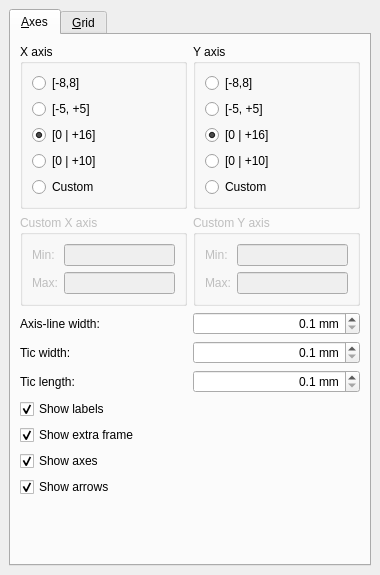
The window that kmplot/editcoords.ui (KDE/kmplot) describes before a commit, drawn with Qt 5.
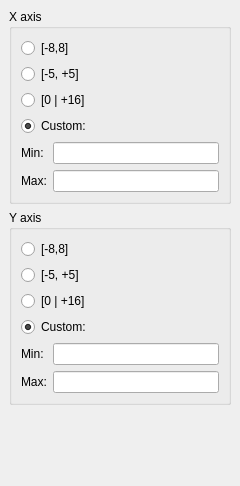
The same window after the commit. Custom widgets are drawn as their Qt base class.

Patch:
```diff
--- a/kmplot/editcoords.ui
+++ b/kmplot/editcoords.ui
@@ -1,100 +1,20 @@
 <ui version="4.0" >
  <class>EditCoords</class>
  <widget class="QWidget" name="EditCoords" >
+  <property name="enabled" >
+   <bool>true</bool>
+  </property>
   <property name="geometry" >
    <rect>
     <x>0</x>
     <y>0</y>
-    <width>380</width>
-    <height>575</height>
+    <width>240</width>
+    <height>486</height>
    </rect>
   </property>
-  <layout class="QVBoxLayout" >
-   <property name="margin" >
-    <number>9</number>
-   </property>
-   <property name="spacing" >
-    <number>6</number>
-   </property>
-   <item>
-    <widget class="QTabWidget" name="tabWidget" >
-     <property name="currentIndex" >
-      <number>0</number>
-     </property>
-     <widget class="QWidget" name="tab_2" >
-      <attribute name="title" >
-       <string>&amp;Axes</string>
-      </attribute>
-      <layout class="QGridLayout" >
-       <property name="margin" >
-        <number>9</number>
-       </property>
-       <property name="spacing" >
-        <number>6</number>
-       </property>
-       <item row="1" column="1" >
-        <widget class="QGroupBox" name="groupBox_2" >
-         <property name="enabled" >
-          <bool>false</bool>
-         </property>
-         <property name="title" >
-          <string>Custom Y axis</string>
-         </property>
-         <layout class="QGridLayout" >
-          <property name="margin" >
-           <number>9</number>
-          </property>
-          <property name="spacing" >
-           <number>6</number>
-          </property>
-          <item row="0" column="1" >
-           <widget class="EquationEdit" name="kcfg_YMin" >
-            <property name="toolTip" >
-             <string>Custom boundary of the plot range</string>
-            </property>
-            <property name="whatsThis" >
-             <string>Enter a valid expression, for instance 2*pi or e/2.</string>
-            </property>
-           </widget>
-          </item>
-          <item row="1" column="1" >
-           <widget class="EquationEdit" name="kcfg_YMax" >
-            <property name="toolTip" >
-             <string>Custom boundary of the plot range</string>
-            </property>
-            <property name="whatsThis" >
-             <string>Enter a valid expression, for instance 2*pi or e/2.</string>
-            </property>
-           </widget>
-          </item>
-          <item row="0" column="0" >
-           <widget class="QLabel" name="textLabel4_4" >
-            <property name="text" >
-             <string>Min:</string>
-            </property>
-            <property name="buddy" >
-             <cstring>kcfg_YMin</cstring>
-            </property>
-           </widget>
-          </item>
-          <item row="1" column="0" >
-           <widget class="QLabel" name="textLabel4_3" >
-            <property name="text" >
-             <string>Max:</string>
-            </property>
-            <property name="buddy" >
-             <cstring>kcfg_YMax</cstring>
-            </property>
-           </widget>
-          </item>
-         </layout>
-        </widget>
-       </item>
-       <item row="0" column="1" >
-        <widget class="KButtonGroup" name="kcfg_YRange" >
-         <property name="title" >
-          <string>Y axis</string>
-         </property>
+  <property name="windowTitle" >
+   <string/>
+  </property>
          <layout class="QVBoxLayout" >
           <property name="margin" >
            <number>9</number>
@@ -103,245 +23,6 @@
            <number>6</number>
           </property>
           <item>
-           <widget class="QRadioButton" name="customYkjh" >
-            <property name="toolTip" >
-             <string>Predefined plot ranges</string>
-            </property>
-            <property name="whatsThis" >
-             <string>Select one of the predefined plot ranges.</string>
-            </property>
-            <property name="text" >
-             <string>[-8,8]</string>
-            </property>
-           </widget>
-          </item>
-          <item>
-           <widget class="QRadioButton" name="radioButton1_7" >
-            <property name="toolTip" >
-             <string>Predefined plot ranges</string>
-            </property>
-            <property name="whatsThis" >
-             <string>Select one of the predefined plot ranges.</string>
-            </property>
-            <property name="text" >
-             <string>[-5, +5]</string>
-            </property>
-           </widget>
-          </item>
-          <item>
-           <widget class="QRadioButton" name="radioButton1_4" >
-            <property name="toolTip" >
-             <string>Predefined plot ranges</string>
-            </property>
-            <property name="whatsThis" >
-             <string>Select one of the predefined plot ranges.</string>
-            </property>
-            <property name="text" >
-             <string>[0 | +16]</string>
-            </property>
-            <property name="checked" >
-             <bool>true</bool>
-            </property>
-           </widget>
-          </item>
-          <item>
-           <widget class="QRadioButton" name="radioButton1_6" >
-            <property name="toolTip" >
-             <string>Predefined plot ranges</string>
-            </property>
-            <property name="whatsThis" >
-             <string>Select one of the predefined plot ranges.</string>
-            </property>
-            <property name="text" >
-             <string>[0 | +10]</string>
-            </property>
-           </widget>
-          </item>
-          <item>
-           <widget class="QRadioButton" name="customY" >
-            <property name="text" >
-             <string>Custom</string>
-            </property>
-           </widget>
-          </item>
-         </layout>
-        </widget>
-       </item>
-       <item row="7" column="1" >
-        <spacer>
-         <property name="orientation" >
-          <enum>Qt::Vertical</enum>
-         </property>
-         <property name="sizeHint" >
-          <size>
-           <width>20</width>
-           <height>40</height>
-          </size>
-         </property>
-        </spacer>
-       </item>
-       <item row="6" column="0" colspan="2" >
-        <widget class="QCheckBox" name="kcfg_ShowArrows" >
-         <property name="toolTip" >
-          <string>visible arrows at the end of the axes</string>
-         </property>
-         <property name="whatsThis" >
-          <string>Check this if the axes should have arrows at their ends.</string>
-         </property>
-         <property name="text" >
-          <string>Show arrows</string>
-         </property>
-         <property name="checked" >
-          <bool>true</bool>
-         </property>
-        </widget>
-       </item>
-       <item row="5" column="0" colspan="2" >
-        <widget class="QCheckBox" name="kcfg_ShowAxes" >
-         <property name="toolTip" >
-          <string>visible axes</string>
-         </property>
-         <property name="whatsThis" >
-          <string>Check this if the axes should be visible.</string>
-         </property>
-         <property name="text" >
-          <string>Show axes</string>
-         </property>
-         <property name="checked" >
-          <bool>true</bool>
-         </property>
-        </widget>
-       </item>
-       <item row="4" column="0" colspan="2" >
-        <widget class="QCheckBox" name="kcfg_ShowExtraFrame" >
-         <property name="toolTip" >
-          <string>visible extra frame</string>
-         </property>
-         <property name="whatsThis" >
-          <string>Check this if the plot area should be framed by an extra line.</string>
-         </property>
-         <property name="text" >
-          <string>Show extra frame</string>
-         </property>
-         <property name="checked" >
-          <bool>true</bool>
-         </property>
-        </widget>
-       </item>
-       <item row="3" column="0" colspan="2" >
-        <widget class="QCheckBox" name="kcfg_ShowLabel" >
-         <property name="toolTip" >
-          <string>visible tic labels</string>
-         </property>
-         <property name="whatsThis" >
-          <string>Check this if the axes' tics should be labeled.</string>
-         </property>
-         <property name="text" >
-          <string>Show labels</string>
-         </property>
-         <property name="checked" >
-          <bool>true</bool>
-         </property>
-        </widget>
-       </item>
-       <item row="2" column="0" colspan="2" >
-        <layout class="QGridLayout" >
-         <property name="margin" >
-          <number>0</number>
-         </property>
-         <property name="spacing" >
-          <number>6</number>
-         </property>
-         <item row="0" column="0" >
-          <widget class="QLabel" name="textLabel7" >
-           <property name="text" >
-            <string>Axis-line width:</string>
-           </property>
-           <property name="buddy" >
-            <cstring>kcfg_AxesLineWidth</cstring>
-           </property>
-          </widget>
-         </item>
-         <item row="0" column="1" >
-          <widget class="QDoubleSpinBox" name="kcfg_AxesLineWidth" >
-           <property name="alignment" >
-            <set>Qt::AlignRight</set>
-           </property>
-           <property name="suffix" >
-            <string> mm</string>
-           </property>
-           <property name="decimals" >
-            <number>1</number>
-           </property>
-           <property name="minimum" >
-            <double>0.1</double>
-           </property>
-           <property name="singleStep" >
-            <double>0.1</double>
-           </property>
-          </widget>
-         </item>
-         <item row="2" column="0" >
-          <widget class="QLabel" name="textLabel8_4" >
-           <property name="text" >
-            <string>Tic length:</string>
-           </property>
-           <property name="buddy" >
-            <cstring>kcfg_TicLength</cstring>
-           </property>
-          </widget>
-         </item>
-         <item row="1" column="0" >
-          <widget class="QLabel" name="textLabel9" >
-           <property name="text" >
-            <string>Tic width:</string>
-           </property>
-           <property name="buddy" >
-            <cstring>kcfg_TicWidth</cstring>
-           </property>
-          </widget>
-         </item>
-         <item row="1" column="1" >
-          <widget class="QDoubleSpinBox" name="kcfg_TicWidth" >
-           <property name="alignment" >
-            <set>Qt::AlignRight</set>
-           </property>
-           <property name="suffix" >
-            <string> mm</string>
-           </property>
-           <property name="decimals" >
-            <number>1</number>
-           </property>
-           <property name="minimum" >
-            <double>0.1</double>
-           </property>
-           <property name="singleStep" >
-            <double>0.1</double>
-           </property>
-          </widget>
-         </item>
-         <item row="2" column="1" >
-          <widget class="QDoubleSpinBox" name="kcfg_TicLength" >
-           <property name="alignment" >
-            <set>Qt::AlignRight</set>
-           </property>
-           <property name="suffix" >
-            <string> mm</string>
-           </property>
-           <property name="decimals" >
-            <number>1</number>
-           </property>
-           <property name="minimum" >
-            <double>0.1</double>
-           </property>
-           <property name="singleStep" >
-            <double>0.1</double>
-           </property>
-          </widget>
-         </item>
-        </layout>
-       </item>
-       <item row="0" column="0" >
         <widget class="KButtonGroup" name="kcfg_XRange" >
          <property name="title" >
           <string>X axis</string>
@@ -391,68 +72,28 @@
              <string>[0 | +16]</string>
             </property>
             <property name="checked" >
-             <bool>true</bool>
-            </property>
-           </widget>
-          </item>
-          <item>
-           <widget class="QRadioButton" name="btn4" >
-            <property name="toolTip" >
-             <string>Predefined plot ranges</string>
-            </property>
-            <property name="whatsThis" >
-             <string>Select one of the predefined plot ranges.</string>
-            </property>
-            <property name="text" >
-             <string>[0 | +10]</string>
+         <bool>false</bool>
             </property>
            </widget>
           </item>
           <item>
            <widget class="QRadioButton" name="customX" >
             <property name="text" >
-             <string>Custom</string>
-            </property>
-           </widget>
-          </item>
-         </layout>
-        </widget>
-       </item>
-       <item row="1" column="0" >
-        <widget class="QGroupBox" name="groupBox" >
-         <property name="enabled" >
-          <bool>false</bool>
-         </property>
-         <property name="title" >
-          <string>Custom X axis</string>
-         </property>
+         <string>Custom:</string>
+        </property>
+        <property name="checked" >
+         <bool>true</bool>
+        </property>
+       </widget>
+      </item>
+      <item>
          <layout class="QGridLayout" >
           <property name="margin" >
-           <number>9</number>
+         <number>0</number>
           </property>
           <property name="spacing" >
            <number>6</number>
           </property>
-          <item row="0" column="1" >
-           <widget class="EquationEdit" name="kcfg_XMin" >
-            <property name="toolTip" >
-             <string>Custom boundary of the plot range</string>
-            </property>
-            <property name="whatsThis" >
-             <string>Enter a valid expression, for instance 2*pi or e/2.</string>
-            </property>
-           </widget>
-          </item>
-          <item row="0" column="0" >
-           <widget class="QLabel" name="textLabel4" >
-            <property name="text" >
-             <string>Min:</string>
-            </property>
-            <property name="buddy" >
-             <cstring>kcfg_XMin</cstring>
-            </property>
-           </widget>
-          </item>
           <item row="1" column="0" >
            <widget class="QLabel" name="textLabel4_2" >
             <property name="text" >
@@ -463,6 +104,16 @@
             </property>
            </widget>
           </item>
+        <item row="0" column="0" >
+         <widget class="QLabel" name="textLabel4" >
+          <property name="text" >
+           <string>Min:</string>
+          </property>
+          <property name="buddy" >
+           <cstring>kcfg_XMin</cstring>
+          </property>
+         </widget>
+        </item>
           <item row="1" column="1" >
            <widget class="EquationEdit" name="kcfg_XMax" >
             <property name="toolTip" >
@@ -473,26 +124,25 @@
             </property>
            </widget>
           </item>
-         </layout>
+        <item row="0" column="1" >
+         <widget class="EquationEdit" name="kcfg_XMin" >
+          <property name="toolTip" >
+           <string>Custom boundary of the plot range</string>
+          </property>
+          <property name="whatsThis" >
+           <string>Enter a valid expression, for instance 2*pi or e/2.</string>
+          </property>
         </widget>
        </item>
       </layout>
-     </widget>
-     <widget class="QWidget" name="tab_3" >
-      <attribute name="title" >
-       <string>&amp;Grid</string>
-      </attribute>
-      <layout class="QVBoxLayout" >
-       <property name="margin" >
-        <number>9</number>
-       </property>
-       <property name="spacing" >
-        <number>6</number>
-       </property>
+      </item>
+     </layout>
+    </widget>
+   </item>
        <item>
-        <widget class="KButtonGroup" name="kcfg_GridStyle" >
+    <widget class="KButtonGroup" name="kcfg_YRange" >
          <property name="title" >
-          <string>Grid Style</string>
+      <string>Y axis</string>
          </property>
          <layout class="QVBoxLayout" >
           <property name="margin" >
@@ -502,86 +152,109 @@
            <number>6</number>
           </property>
           <item>
-           <widget class="QRadioButton" name="radioButton11" >
+       <widget class="QRadioButton" name="customYkjh" >
+        <property name="toolTip" >
+         <string>Predefined plot ranges</string>
+        </property>
             <property name="whatsThis" >
              <string>No Grid will be plotted.</string>
             </property>
             <property name="text" >
-             <string>None</string>
+         <string>[-8,8]</string>
             </property>
            </widget>
           </item>
           <item>
-           <widget class="QRadioButton" name="radioButton12" >
+       <widget class="QRadioButton" name="radioButton1_7" >
+        <property name="toolTip" >
+         <string>Predefined plot ranges</string>
+        </property>
             <property name="whatsThis" >
              <string>A line for every tic.</string>
             </property>
             <property name="text" >
-             <string>Lines</string>
+         <string>[-5, +5]</string>
             </property>
            </widget>
           </item>
           <item>
-           <widget class="QRadioButton" name="radioButton13" >
+       <widget class="QRadioButton" name="radioButton1_4" >
+        <property name="toolTip" >
+         <string>Predefined plot ranges</string>
+        </property>
             <property name="whatsThis" >
              <string>Only little crosses in the plot area.</string>
             </property>
             <property name="text" >
-             <string>Crosses</string>
-            </property>
+         <string>[0 | +16]</string>
+        </property>
+        <property name="checked" >
+         <bool>false</bool>
+        </property>
            </widget>
           </item>
           <item>
-           <widget class="QRadioButton" name="radioButton14" >
-            <property name="whatsThis" >
-             <string>Circles around the Origin.</string>
-            </property>
+       <widget class="QRadioButton" name="customY" >
             <property name="text" >
-             <string>Polar</string>
-            </property>
-           </widget>
-          </item>
-         </layout>
-        </widget>
-       </item>
+         <string>Custom:</string>
+        </property>
+        <property name="checked" >
+         <bool>true</bool>
+        </property>
+       </widget>
+      </item>
        <item>
-        <layout class="QHBoxLayout" >
+       <layout class="QGridLayout" >
          <property name="margin" >
           <number>0</number>
          </property>
          <property name="spacing" >
           <number>6</number>
          </property>
-         <item>
-          <widget class="QLabel" name="textLabel5" >
-           <property name="text" >
-            <string>Line &amp;width:</string>
-           </property>
-           <property name="buddy" >
-            <cstring>kcfg_GridLineWidth</cstring>
+        <item row="0" column="1" >
+         <widget class="EquationEdit" name="kcfg_YMin" >
+          <property name="toolTip" >
+           <string>Custom boundary of the plot range</string>
+          </property>
+          <property name="whatsThis" >
+           <string>Enter a valid expression, for instance 2*pi or e/2.</string>
            </property>
           </widget>
          </item>
-         <item>
-          <widget class="QDoubleSpinBox" name="kcfg_GridLineWidth" >
-           <property name="alignment" >
-            <set>Qt::AlignRight</set>
-           </property>
-           <property name="suffix" >
-            <string> mm</string>
-           </property>
-           <property name="decimals" >
-            <number>1</number>
-           </property>
-           <property name="minimum" >
-            <double>0.1</double>
-           </property>
-           <property name="singleStep" >
-            <double>0.1</double>
-           </property>
+        <item row="1" column="1" >
+         <widget class="EquationEdit" name="kcfg_YMax" >
+          <property name="toolTip" >
+           <string>Custom boundary of the plot range</string>
+          </property>
+          <property name="whatsThis" >
+           <string>Enter a valid expression, for instance 2*pi or e/2.</string>
+          </property>
+         </widget>
+        </item>
+        <item row="0" column="0" >
+         <widget class="QLabel" name="textLabel4_4" >
+          <property name="text" >
+           <string>Min:</string>
+          </property>
+          <property name="buddy" >
+           <cstring>kcfg_YMin</cstring>
+          </property>
+         </widget>
+        </item>
+        <item row="1" column="0" >
+         <widget class="QLabel" name="textLabel4_3" >
+          <property name="text" >
+           <string>Max:</string>
+          </property>
+          <property name="buddy" >
+           <cstring>kcfg_YMax</cstring>
+          </property>
           </widget>
          </item>
         </layout>
+      </item>
+     </layout>
+    </widget>
        </item>
        <item>
         <spacer>
@@ -595,10 +268,6 @@
           </size>
          </property>
         </spacer>
-       </item>
-      </layout>
-     </widget>
-    </widget>
    </item>
   </layout>
  </widget>
@@ -610,17 +279,17 @@
    <extends>QLineEdit</extends>
    <header>klineedit.h</header>
   </customwidget>
+  <customwidget>
+   <class>EquationEdit</class>
+   <extends>KLineEdit</extends>
+   <header>equationedit.h</header>
+  </customwidget>
   <customwidget>
    <class>KButtonGroup</class>
    <extends>QGroupBox</extends>
    <header>kbuttongroup.h</header>
    <container>1</container>
   </customwidget>
-  <customwidget>
-   <class>EquationEdit</class>
-   <extends>KLineEdit</extends>
-   <header>equationedit.h</header>
-  </customwidget>
  </customwidgets>
  <tabstops>
   <tabstop>kcfg_ShowArrows</tabstop>
```
Left out of the diff: 137 changed lines with no effect on the pictures. Lines whose indentation alone changed are shown as unchanged.
